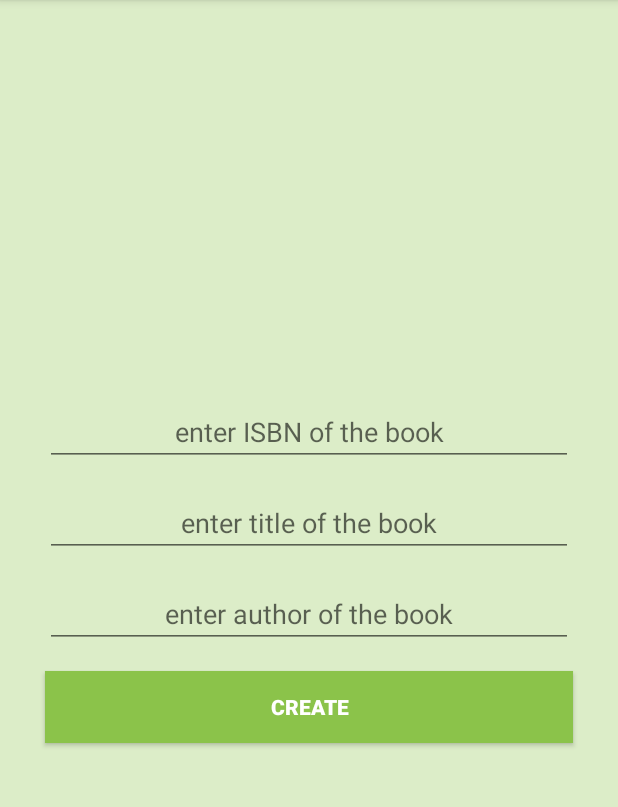
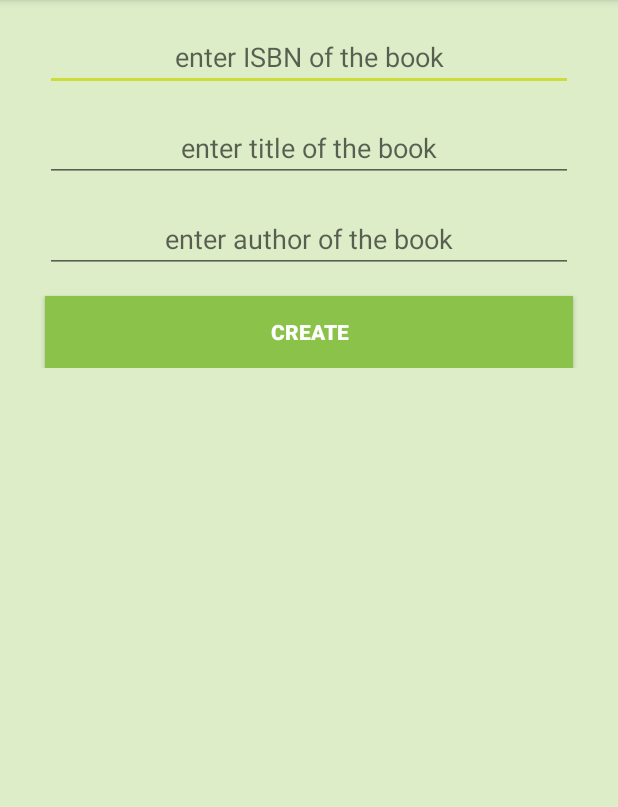
Before and after one commit to patriciamarch3/Me_Learning_Android, an Android app: the screen it shows after launch (MainActivity), on a phone screen of 412 x 824 dp, the part 84-891 px from its top. Run offline under Robolectric (Android 15) with nearby library versions, the phone set to English and light mode, and no system bars; our stand-ins replace Room's generated code.

Commit message:
This is a combination of 3 commits. To support landscape view of the activities, corresponding layout files are created and fragments are used. This is the 1st commit message: only show shelf when there is book in the database This is the commit message #2: change book recyclerView to bookshelfFragment This is the commit message #3: move add book fields and function to addBookFrag

```diff
--- a/AndroidStudioProjects/ChallengeRoomAPI/app/build.gradle
+++ b/AndroidStudioProjects/ChallengeRoomAPI/app/build.gradle
@@ -28,6 +28,7 @@ dependencies {
     implementation 'androidx.appcompat:appcompat:1.1.0'
     implementation 'androidx.constraintlayout:constraintlayout:1.1.3'
     implementation 'androidx.legacy:legacy-support-v4:1.0.0'
+    implementation 'androidx.fragment:fragment:1.3.0-alpha01'
     testImplementation 'junit:junit:4.12'
     androidTestImplementation 'androidx.test.ext:junit:1.1.1'
     androidTestImplementation 'androidx.test.espresso:espresso-core:3.2.0'
--- /dev/null
+++ b/AndroidStudioProjects/ChallengeRoomAPI/app/src/main/java/com/example/challengeroomapi/activities/AddBookFrag.java
@@ -0,0 +1,66 @@
+package com.example.challengeroomapi.activities;
+
+
+import android.os.Bundle;
+
+import androidx.fragment.app.Fragment;
+import androidx.lifecycle.ViewModelProvider;
+
+import android.view.LayoutInflater;
+import android.view.View;
+import android.view.ViewGroup;
+import android.widget.Button;
+import android.widget.EditText;
+import android.widget.Toast;
+
+import com.example.challengeroomapi.R;
+import com.example.challengeroomapi.repositories.BooksViewModel;
+import com.example.challengeroomapi.room.Book;
+
+/**
+ * A simple {@link Fragment} subclass.
+ */
+public class AddBookFrag extends Fragment {
+    private EditText etISBN, etTitle, etAuthor;
+    private BooksViewModel viewModel;
+
+    public AddBookFrag() {
+        // Required empty public constructor
+    }
+
+    @Override
+    public View onCreateView(LayoutInflater inflater, ViewGroup container,
+                             Bundle savedInstanceState) {
+        // Inflate the layout for this fragment
+        View view = inflater.inflate(R.layout.fragment_add_book, container, false);
+        etISBN = view.findViewById(R.id.etISBN);
+        etTitle = view.findViewById(R.id.etTitle);
+        etAuthor = view.findViewById(R.id.etAuthor);
+        Button btnCreate = view.findViewById(R.id.btnCreate);
+        viewModel = new ViewModelProvider(this).get(BooksViewModel.class);
+
+        btnCreate.setOnClickListener((View v) -> {
+            Toast.makeText(getActivity(), "Clicked!", Toast.LENGTH_SHORT).show();
+            String ISBNString = etISBN.getText().toString();
+            String title = etTitle.getText().toString();
+            String author = etAuthor.getText().toString();
+
+            if (ISBNString.isEmpty() || title.isEmpty() || author.isEmpty()) {
+                Toast.makeText(getActivity(), "Please fill ALL fields!", Toast.LENGTH_SHORT).show();
+            } else {
+                Book book = new Book(Long.parseLong(ISBNString), title, author);
+                try{
+                    viewModel.insert(book);
+                    etISBN.getText().clear();
+                    etTitle.getText().clear();
+                    etAuthor.getText().clear();
+                    Toast.makeText(getActivity(), book.toString() + " ADDED successfully!", Toast.LENGTH_SHORT).show();
+                } catch (Exception e) {
+                    Toast.makeText(getActivity(), "ERROR! " + e.getMessage(), Toast.LENGTH_SHORT).show();
+                }
+            }
+        });
+
+        return view;
+    }
+}
--- /dev/null
+++ b/AndroidStudioProjects/ChallengeRoomAPI/app/src/main/java/com/example/challengeroomapi/activities/BookshelfFrag.java
@@ -0,0 +1,49 @@
+package com.example.challengeroomapi.activities;
+
+
+import android.os.Bundle;
+
+import androidx.annotation.Nullable;
+import androidx.fragment.app.Fragment;
+import androidx.lifecycle.ViewModelProvider;
+import androidx.recyclerview.widget.LinearLayoutManager;
+import androidx.recyclerview.widget.RecyclerView;
+
+import android.view.LayoutInflater;
+import android.view.View;
+import android.view.ViewGroup;
+
+import com.example.challengeroomapi.R;
+import com.example.challengeroomapi.repositories.BooksViewModel;
+
+/**
+ * A simple {@link Fragment} subclass.
+ */
+public class BookshelfFrag extends Fragment {
+    private View view;
+
+    public BookshelfFrag() {
+        // Required empty public constructor
+    }
+
+    @Override
+    public View onCreateView(LayoutInflater inflater, ViewGroup container,
+                             Bundle savedInstanceState) {
+        // Inflate the layout for this fragment
+        view = inflater.inflate(R.layout.fragment_bookshelf, container, false);
+        return view;
+    }
+
+    @Override
+    public void onActivityCreated(@Nullable Bundle savedInstanceState) {
+        super.onActivityCreated(savedInstanceState);
+
+        RecyclerView bookshelf = view.findViewById(R.id.bookshelf);
+        bookshelf.setLayoutManager(new LinearLayoutManager(getActivity(), LinearLayoutManager.VERTICAL, false));
+
+        BookAdapter adapter = new BookAdapter(getActivity());
+        BooksViewModel viewModel = new ViewModelProvider(this).get(BooksViewModel.class);
+        viewModel.getBooks().observe(getActivity(), adapter::setBooks);
+        bookshelf.setAdapter(adapter);
+    }
+}
--- a/AndroidStudioProjects/ChallengeRoomAPI/app/src/main/java/com/example/challengeroomapi/activities/MainActivity.java
+++ b/AndroidStudioProjects/ChallengeRoomAPI/app/src/main/java/com/example/challengeroomapi/activities/MainActivity.java
@@ -2,74 +2,20 @@ package com.example.challengeroomapi.activities;
 
 import androidx.annotation.Nullable;
 import androidx.appcompat.app.AppCompatActivity;
-import androidx.lifecycle.ViewModelProvider;
-import androidx.recyclerview.widget.LinearLayoutManager;
-import androidx.recyclerview.widget.RecyclerView;
 
 import android.content.Intent;
 import android.os.Bundle;
-import android.view.View;
-import android.widget.Button;
-import android.widget.EditText;
 import android.widget.Toast;
 
 import com.example.challengeroomapi.R;
-import com.example.challengeroomapi.repositories.BooksViewModel;
-import com.example.challengeroomapi.room.Book;
-
-import java.util.ArrayList;
-import java.util.List;
 
 public class MainActivity extends AppCompatActivity implements BookAdapter.ItemClicked {
-    List<Book> books;
     final int BOOK_DETAIL = 1;
-
-    EditText etISBN, etTitle, etAuthor;
-    Button btnCreate;
-    RecyclerView recyclerView;
-    BooksViewModel viewModel;
 
     @Override
     protected void onCreate(Bundle savedInstanceState) {
         super.onCreate(savedInstanceState);
         setContentView(R.layout.activity_main);
-
-        books = new ArrayList<>();
-        etISBN = findViewById(R.id.etISBN);
-        etTitle = findViewById(R.id.etTitle);
-        etAuthor = findViewById(R.id.etAuthor);
-        btnCreate = findViewById(R.id.btnCreate);
-
-        recyclerView = findViewById(R.id.list);
-        recyclerView.setHasFixedSize(true);
-        recyclerView.setLayoutManager(new LinearLayoutManager(this));
-
-        BookAdapter myAdapter = new BookAdapter(this);
-        recyclerView.setAdapter(myAdapter);
-
-        viewModel = new ViewModelProvider(this).get(BooksViewModel.class);
-        viewModel.getBooks().observe(this, myAdapter::setBooks);
-
-        btnCreate.setOnClickListener((View v) -> {
-                String ISBNString = etISBN.getText().toString();
-                String title = etTitle.getText().toString();
-                String author = etAuthor.getText().toString();
-
-                if (ISBNString.isEmpty() || title.isEmpty() || author.isEmpty()) {
-                    Toast.makeText(MainActivity.this, "Please fill ALL fields!", Toast.LENGTH_SHORT).show();
-                } else {
-                    Book book = new Book(Long.parseLong(ISBNString), title, author);
-                    try{
-                        viewModel.insert(book);
-                        etISBN.getText().clear();
-                        etTitle.getText().clear();
-                        etAuthor.getText().clear();
-                        Toast.makeText(MainActivity.this, book.toString() + " ADDED successfully!", Toast.LENGTH_SHORT).show();
-                    } catch (Exception e) {
-                        Toast.makeText(MainActivity.this, "ERROR! " + e.getMessage(), Toast.LENGTH_SHORT).show();
-                    }
-                }
-        });
     }
 
     @Override
--- a/AndroidStudioProjects/ChallengeRoomAPI/app/src/main/res/layout/activity_main.xml
+++ b/AndroidStudioProjects/ChallengeRoomAPI/app/src/main/res/layout/activity_main.xml
@@ -8,57 +8,16 @@
     android:orientation="vertical"
     tools:context=".activities.MainActivity">
 
-    <androidx.recyclerview.widget.RecyclerView
-        android:id="@+id/list"
+    <androidx.fragment.app.FragmentContainerView
+        android:id="@+id/addBookFrag"
+        android:name="com.example.challengeroomapi.activities.AddBookFrag"
         android:layout_width="match_parent"
-        android:layout_height="250dp" />
+        android:layout_height="wrap_content" />
 
-    <EditText
-        android:id="@+id/etISBN"
+    <androidx.fragment.app.FragmentContainerView
+        android:id="@+id/bookshelfFrag"
+        android:name="com.example.challengeroomapi.activities.BookshelfFrag"
         android:layout_width="match_parent"
-        android:layout_height="wrap_content"
-        android:layout_marginLeft="30dp"
-        android:layout_marginTop="15dp"
-        android:layout_marginRight="30dp"
-        android:ems="10"
-        android:gravity="center_horizontal"
-        android:hint="enter ISBN of the book"
-        android:inputType="textPersonName" />
-
-    <EditText
-        android:id="@+id/etTitle"
-        android:layout_width="match_parent"
-        android:layout_height="wrap_content"
-        android:layout_marginLeft="30dp"
-        android:layout_marginTop="15dp"
-        android:layout_marginRight="30dp"
-        android:ems="10"
-        android:gravity="center_horizontal"
-        android:hint="enter title of the book"
-        android:inputType="textPersonName" />
-
-    <EditText
-        android:id="@+id/etAuthor"
-        android:layout_width="match_parent"
-        android:layout_height="wrap_content"
-        android:layout_marginLeft="30dp"
-        android:layout_marginTop="15dp"
-        android:layout_marginRight="30dp"
-        android:ems="10"
-        android:gravity="center_horizontal"
-        android:hint="enter author of the book"
-        android:inputType="textPersonName" />
-
-    <Button
-        android:id="@+id/btnCreate"
-        android:layout_width="match_parent"
-        android:layout_height="wrap_content"
-        android:layout_marginLeft="30dp"
-        android:layout_marginTop="15dp"
-        android:layout_marginRight="30dp"
-        android:background="@color/colorPrimary"
-        android:text="Create"
-        android:textColor="@android:color/white"
-        android:textStyle="bold" />
+        android:layout_height="wrap_content" />
 
 </LinearLayout>
--- /dev/null
+++ b/AndroidStudioProjects/ChallengeRoomAPI/app/src/main/res/layout/fragment_bookshelf.xml
@@ -0,0 +1,14 @@
+<?xml version="1.0" encoding="utf-8"?>
+<LinearLayout xmlns:android="http://schemas.android.com/apk/res/android"
+    xmlns:tools="http://schemas.android.com/tools"
+    android:layout_width="match_parent"
+    android:layout_height="match_parent"
+    android:orientation="vertical"
+    tools:context=".activities.BookshelfFrag">
+
+    <androidx.recyclerview.widget.RecyclerView
+        android:id="@+id/bookshelf"
+        android:layout_width="match_parent"
+        android:layout_height="wrap_content"
+        android:layout_margin="10dp" />
+</LinearLayout>
--- a/AndroidStudioProjects/ChallengeRoomAPI/app/src/main/res/values/strings.xml
+++ b/AndroidStudioProjects/ChallengeRoomAPI/app/src/main/res/values/strings.xml
@@ -1,3 +1,6 @@
 <resources>
     <string name="app_name">Challenge Room API</string>
+
+    <!-- TODO: Remove or change this placeholder text -->
+    <string name="hello_blank_fragment">Hello blank fragment</string>
 </resources>
```
Also changed, not shown: AndroidStudioProjects/ChallengeRoomAPI/app/src/main/java/com/example/challengeroomapi/room/Book.java (+0 -12 lines), AndroidStudioProjects/ChallengeRoomAPI/app/src/main/res/layout/fragment_add_book.xml (renamed from AndroidStudioProjects/ChallengeRoomAPI/app/src/main/res/layout/activity_detail.xml, +7 -44 lines).
